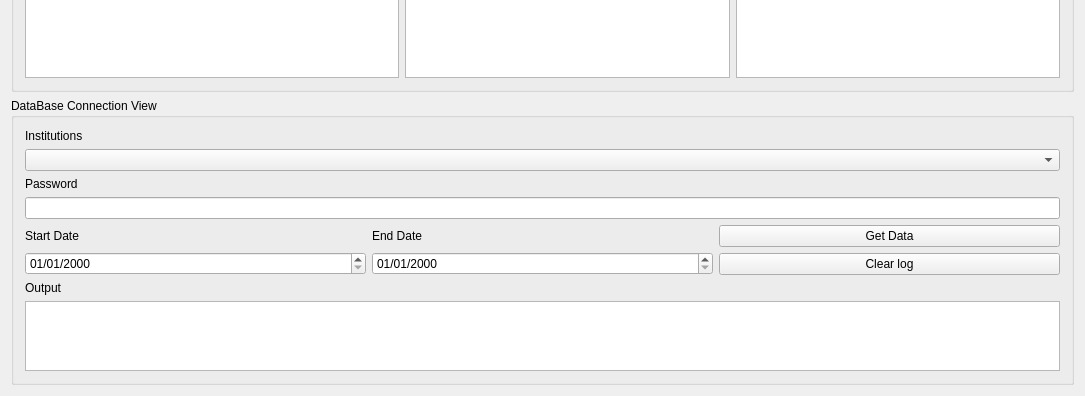
Above: EyeDataAnalyzer/src/eyedataanalyzer.ui from ViewMind/VMAPP before the change; both pictures show x 0 to 1085 and y 496 to 892 of the 1085 by 892 pixel window. Below: the same form after it.
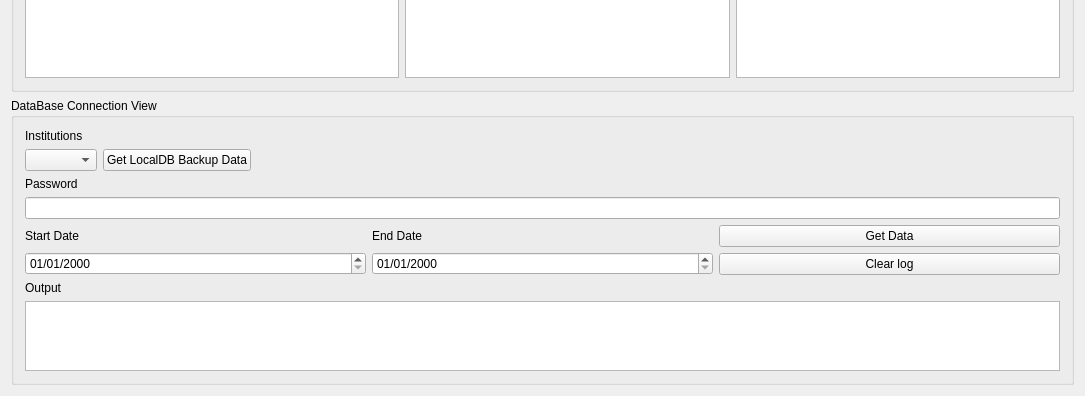
That is the form after the change.

```diff
--- a/EyeDataAnalyzer/src/eyedataanalyzer.ui
+++ b/EyeDataAnalyzer/src/eyedataanalyzer.ui
@@ -186,7 +186,31 @@
           </widget>
          </item>
          <item>
-          <widget class="QComboBox" name="cbInstitutions"/>
+          <layout class="QHBoxLayout" name="horizontalLayout_5">
+           <item>
+            <widget class="QComboBox" name="cbInstitutions"/>
+           </item>
+           <item>
+            <widget class="QPushButton" name="pbLocalDB">
+             <property name="text">
+              <string>Get LocalDB Backup Data</string>
+             </property>
+            </widget>
+           </item>
+           <item>
+            <spacer name="horizontalSpacer">
+             <property name="orientation">
+              <enum>Qt::Horizontal</enum>
+             </property>
+             <property name="sizeHint" stdset="0">
+              <size>
+               <width>40</width>
+               <height>20</height>
+              </size>
+             </property>
+            </spacer>
+           </item>
+          </layout>
          </item>
         </layout>
        </item>
```
